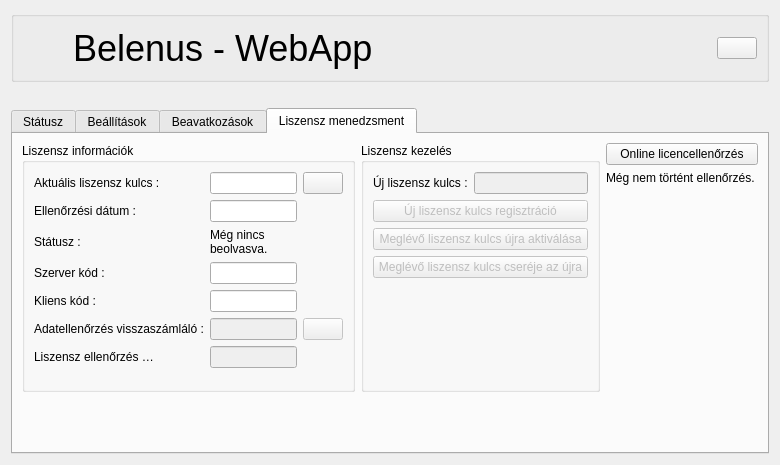
tbikfalvi/Belenus, file webapp/mainwindow.ui: the form before one commit.
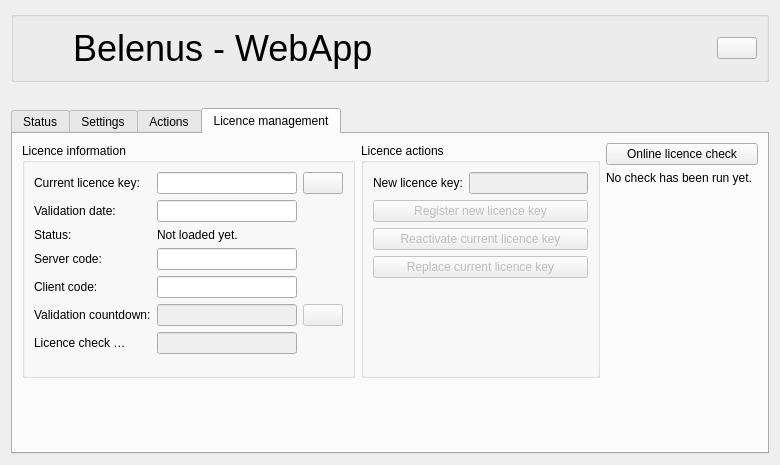
The form after the commit. The open tabs and pages were chosen to show the change. Icons and pictures are not drawn.

Patch:
```diff
--- a/webapp/mainwindow.ui
+++ b/webapp/mainwindow.ui
@@ -129,7 +129,7 @@
      </property>
      <widget class="QWidget" name="statusTab">
       <attribute name="title">
-       <string>Státusz</string>
+       <string>Status</string>
       </attribute>
       <layout class="QVBoxLayout" name="statusLayout">
        <item>
@@ -428,7 +428,7 @@
      </widget>
      <widget class="QWidget" name="settingsTab">
       <attribute name="title">
-       <string>Beállítások</string>
+       <string>Settings</string>
       </attribute>
       <layout class="QVBoxLayout" name="settingsLayout">
        <item>
@@ -847,7 +847,7 @@
      </widget>
      <widget class="QWidget" name="actionsTab">
       <attribute name="title">
-       <string>Beavatkozások</string>
+       <string>Actions</string>
       </attribute>
       <layout class="QVBoxLayout" name="actionsLayout">
        <item>
@@ -998,7 +998,7 @@
      </widget>
      <widget class="QWidget" name="licenceTab">
       <attribute name="title">
-       <string>Liszensz menedzsment</string>
+       <string>Licence management</string>
       </attribute>
       <layout class="QVBoxLayout" name="licenceLayout">
        <item>
@@ -1006,7 +1006,7 @@
          <item>
           <widget class="QGroupBox" name="localLicenceGroup">
            <property name="title">
-            <string>Liszensz információk</string>
+            <string>Licence information</string>
            </property>
            <layout class="QVBoxLayout" name="localLicenceLayout">
             <item>
@@ -1014,7 +1014,7 @@
               <item row="0" column="0">
                <widget class="QLabel" name="serialLabel">
                 <property name="text">
-                 <string>Aktuális liszensz kulcs :</string>
+                 <string>Current licence key:</string>
                 </property>
                 <property name="textFormat">
                  <enum>Qt::TextFormat::PlainText</enum>
@@ -1063,7 +1063,7 @@
               <item row="1" column="0">
                <widget class="QLabel" name="dateLabel">
                 <property name="text">
-                 <string>Ellenőrzési dátum :</string>
+                 <string>Validation date:</string>
                 </property>
                 <property name="textFormat">
                  <enum>Qt::TextFormat::PlainText</enum>
@@ -1083,7 +1083,7 @@
               <item row="2" column="0">
                <widget class="QLabel" name="localStatusLabel">
                 <property name="text">
-                 <string>Státusz :</string>
+                 <string>Status:</string>
                 </property>
                 <property name="textFormat">
                  <enum>Qt::TextFormat::PlainText</enum>
@@ -1093,7 +1093,7 @@
               <item row="2" column="1">
                <widget class="QLabel" name="licenceStatus">
                 <property name="text">
-                 <string>Még nincs beolvasva.</string>
+                 <string>Not loaded yet.</string>
                 </property>
                 <property name="textFormat">
                  <enum>Qt::TextFormat::PlainText</enum>
@@ -1106,7 +1106,7 @@
               <item row="3" column="0">
                <widget class="QLabel" name="serverCodeLabel">
                 <property name="text">
-                 <string>Szerver kód :</string>
+                 <string>Server code:</string>
                 </property>
                 <property name="textFormat">
                  <enum>Qt::TextFormat::PlainText</enum>
@@ -1126,7 +1126,7 @@
               <item row="4" column="0">
                <widget class="QLabel" name="clientCodeLabel">
                 <property name="text">
-                 <string>Kliens kód :</string>
+                 <string>Client code:</string>
                 </property>
                 <property name="textFormat">
                  <enum>Qt::TextFormat::PlainText</enum>
@@ -1146,7 +1146,7 @@
               <item row="5" column="0">
                <widget class="QLabel" name="counterLabel">
                 <property name="text">
-                 <string>Adatellenőrzés visszaszámláló :</string>
+                 <string>Validation countdown:</string>
                 </property>
                 <property name="textFormat">
                  <enum>Qt::TextFormat::PlainText</enum>
@@ -1195,7 +1195,7 @@
               <item row="6" column="0">
                <widget class="QLabel" name="scheduleLabel">
                 <property name="text">
-                 <string>Liszensz ellenőrzés …</string>
+                 <string>Licence check …</string>
                 </property>
                 <property name="textFormat">
                  <enum>Qt::TextFormat::PlainText</enum>
@@ -1233,7 +1233,7 @@
          <item>
           <widget class="QGroupBox" name="licenceActionsGroup">
            <property name="title">
-            <string>Liszensz kezelés</string>
+            <string>Licence actions</string>
            </property>
            <layout class="QVBoxLayout" name="licenceActionsLayout">
             <item>
@@ -1241,7 +1241,7 @@
               <item>
                <widget class="QLabel" name="newLicenceLabel">
                 <property name="text">
-                 <string>Új liszensz kulcs :</string>
+                 <string>New licence key:</string>
                 </property>
                 <property name="textFormat">
                  <enum>Qt::TextFormat::PlainText</enum>
@@ -1266,7 +1266,7 @@
                <bool>false</bool>
               </property>
               <property name="text">
-               <string>Új liszensz kulcs regisztráció</string>
+               <string>Register new licence key</string>
               </property>
               <property name="icon">
                <iconset resource="webapp.qrc">
@@ -1289,7 +1289,7 @@
                <bool>false</bool>
               </property>
               <property name="text">
-               <string>Meglévő liszensz kulcs újra aktiválása</string>
+               <string>Reactivate current licence key</string>
               </property>
               <property name="icon">
                <iconset resource="webapp.qrc">
@@ -1312,7 +1312,7 @@
                <bool>false</bool>
               </property>
               <property name="text">
-               <string>Meglévő liszensz kulcs cseréje az újra</string>
+               <string>Replace current licence key</string>
               </property>
               <property name="icon">
                <iconset resource="webapp.qrc">
@@ -1353,7 +1353,7 @@
               <bool>true</bool>
              </property>
              <property name="text">
-              <string>Online licencellenőrzés</string>
+              <string>Online licence check</string>
              </property>
              <property name="icon">
               <iconset resource="webapp.qrc">
@@ -1373,7 +1373,7 @@
            <item>
             <widget class="QLabel" name="onlineStatus">
              <property name="text">
-              <string>Még nem történt ellenőrzés.</string>
+              <string>No check has been run yet.</string>
              </property>
              <property name="textFormat">
               <enum>Qt::TextFormat::PlainText</enum>
```
Left out of the diff: 96 changed lines with no effect on the pictures.
